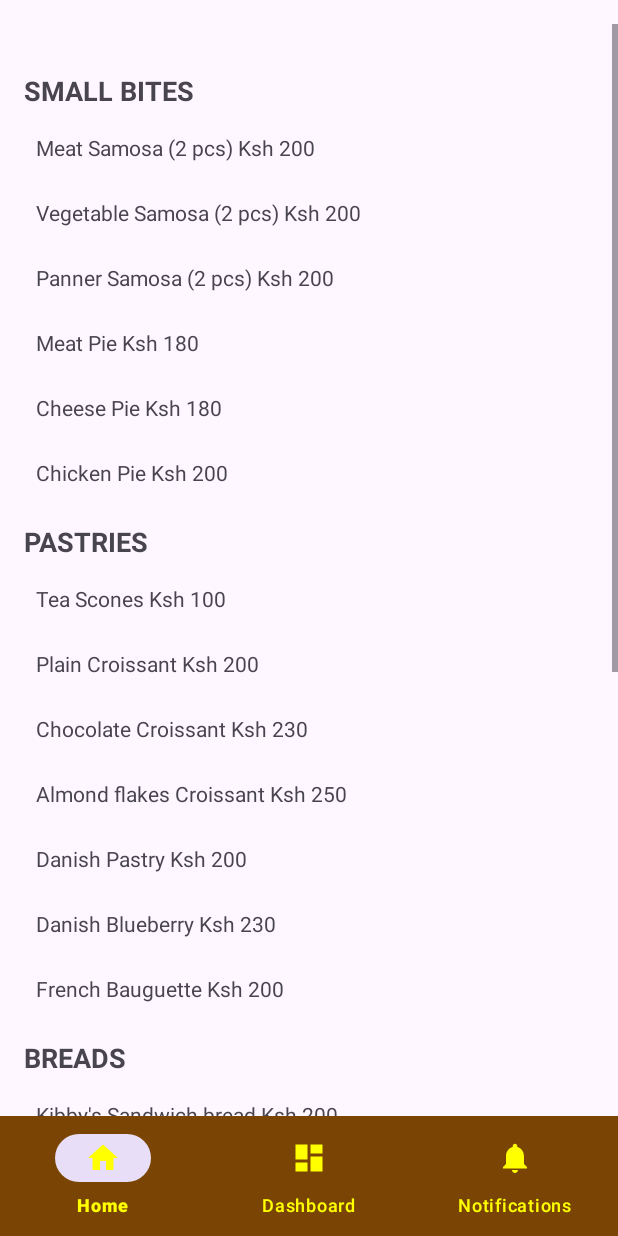
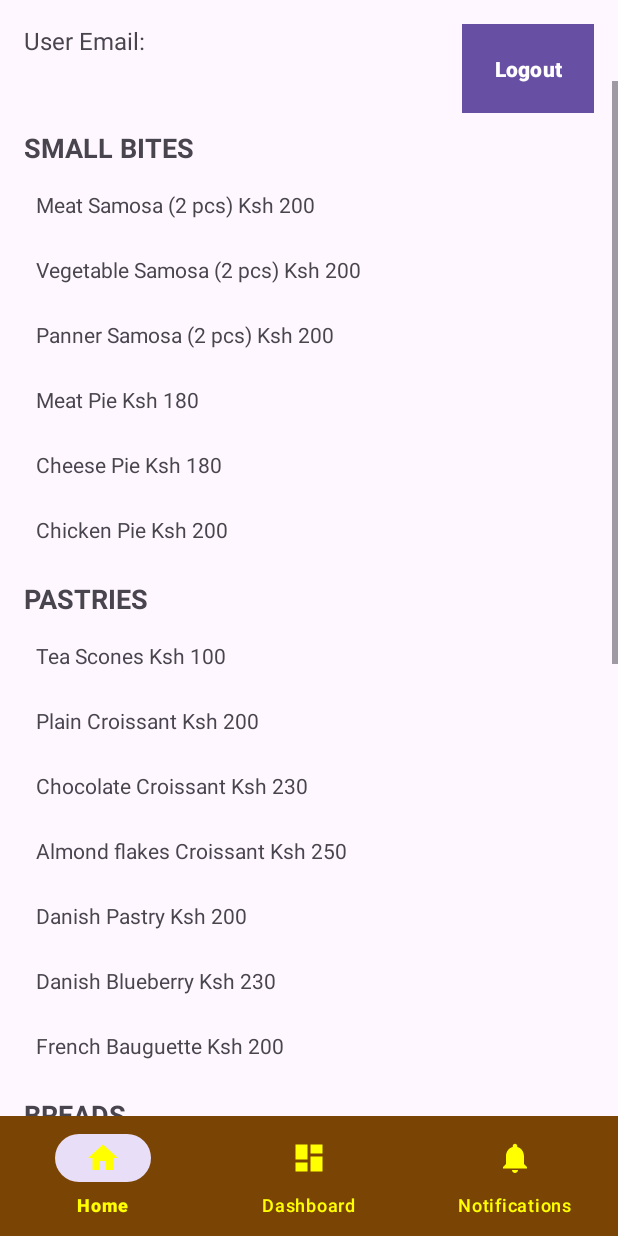
Before and after one commit to rayfrank/KibbysKitchenApp, an Android app: the Menu screen opened directly, with no data from a screen before it, on a phone screen of 412 x 824 dp. Run offline under Robolectric (Android 15) with nearby library versions, the phone set to English and light mode, and no system bars; our stand-ins replace Firebase (no records; nobody signed in at launch, a user with empty details on screens opened directly).

```diff
--- a/app/src/main/java/com/example/kibbyskitchenapp/Menu.java
+++ b/app/src/main/java/com/example/kibbyskitchenapp/Menu.java
@@ -3,18 +3,44 @@ package com.example.kibbyskitchenapp;
 import android.content.DialogInterface;
 import android.content.Intent;
 import android.os.Bundle;
+import android.widget.Button;
 import android.widget.TextView;
 import android.widget.Toast;
 
 import androidx.appcompat.app.AlertDialog;
 import androidx.appcompat.app.AppCompatActivity;
 
+import com.google.firebase.auth.FirebaseAuth;
+import com.google.firebase.auth.FirebaseUser;
+
 public class Menu extends AppCompatActivity {
+
+    private FirebaseAuth mAuth;
+    private TextView textViewUserEmail;
+    private Button buttonLogout;
 
     @Override
     protected void onCreate(Bundle savedInstanceState) {
         super.onCreate(savedInstanceState);
         setContentView(R.layout.activity_menu);
+
+        mAuth = FirebaseAuth.getInstance();
+        FirebaseUser currentUser = mAuth.getCurrentUser();
+
+        textViewUserEmail = findViewById(R.id.textViewUserEmail);
+        buttonLogout = findViewById(R.id.buttonLogout);
+
+        if (currentUser != null) {
+            textViewUserEmail.setText("User Email: " + currentUser.getEmail());
+        } else {
+            Toast.makeText(this, "No user is logged in", Toast.LENGTH_SHORT).show();
+        }
+
+        buttonLogout.setOnClickListener(v -> {
+            mAuth.signOut();
+            startActivity(new Intent(Menu.this, LoginActivity.class));
+            finish();
+        });
 
         // Find TextViews by their IDs
         TextView meatSamosa = findViewById(R.id.item_meat_samosa);
--- a/app/src/main/res/layout/activity_menu.xml
+++ b/app/src/main/res/layout/activity_menu.xml
@@ -7,11 +7,37 @@
     android:layout_height="match_parent"
     tools:context=".Menu">
 
+    <!-- User Email and Logout Button -->
+    <TextView
+        android:id="@+id/textViewUserEmail"
+        android:layout_width="0dp"
+        android:layout_height="wrap_content"
+        android:text="User Email: "
+        android:textSize="16sp"
+        android:layout_margin="16dp"
+        app:layout_constraintTop_toTopOf="parent"
+        app:layout_constraintStart_toStartOf="parent"
+        app:layout_constraintEnd_toStartOf="@id/buttonLogout" />
+
+    <Button
+        android:id="@+id/buttonLogout"
+        android:layout_width="wrap_content"
+        android:layout_height="wrap_content"
+        android:text="Logout"
+        android:padding="16dp"
+        android:background="@color/design_default_color_primary"
+        android:textColor="@android:color/white"
+        android:textStyle="bold"
+        app:layout_constraintTop_toTopOf="parent"
+        app:layout_constraintEnd_toEndOf="parent"
+        app:layout_constraintStart_toEndOf="@id/textViewUserEmail"
+        android:layout_margin="16dp" />
+
     <ScrollView
         android:layout_width="match_parent"
         android:layout_height="0dp"
         android:layout_marginTop="16dp"
-        app:layout_constraintTop_toTopOf="parent"
+        app:layout_constraintTop_toBottomOf="@id/textViewUserEmail"
         app:layout_constraintBottom_toTopOf="@id/bottomNavigationView">
 
         <LinearLayout
@@ -85,18 +111,18 @@
                 android:padding="8dp"
                 android:layout_marginTop="8dp" />
 
+            <!-- PASTRIES Category -->
             <TextView
                 android:id="@+id/Chicken_Pie"
                 android:layout_width="match_parent"
                 android:layout_height="wrap_content"
-                android:text="Chicken Pie Ksh 200"
+                android:layout_marginTop="8dp"
+                android:background="?attr/selectableItemBackground"
                 android:clickable="true"
                 android:focusable="true"
-                android:background="?attr/selectableItemBackground"
                 android:padding="8dp"
-                android:layout_marginTop="8dp" />
+                android:text="Chicken Pie Ksh 200" />
 
-            <!-- PASTRIES Category -->
             <TextView
                 android:layout_width="wrap_content"
                 android:layout_height="wrap_content"
```
Also changed, not shown: app/src/main/java/com/example/kibbyskitchenapp/CartActivity.java (+44 -17 lines), app/src/main/java/com/example/kibbyskitchenapp/LoginActivity.java (+7 -4 lines), app/src/main/java/com/example/kibbyskitchenapp/MainActivity.java (+35 -33 lines), app/src/main/java/com/example/kibbyskitchenapp/RegistrationActivity.java (+37 -6 lines).
